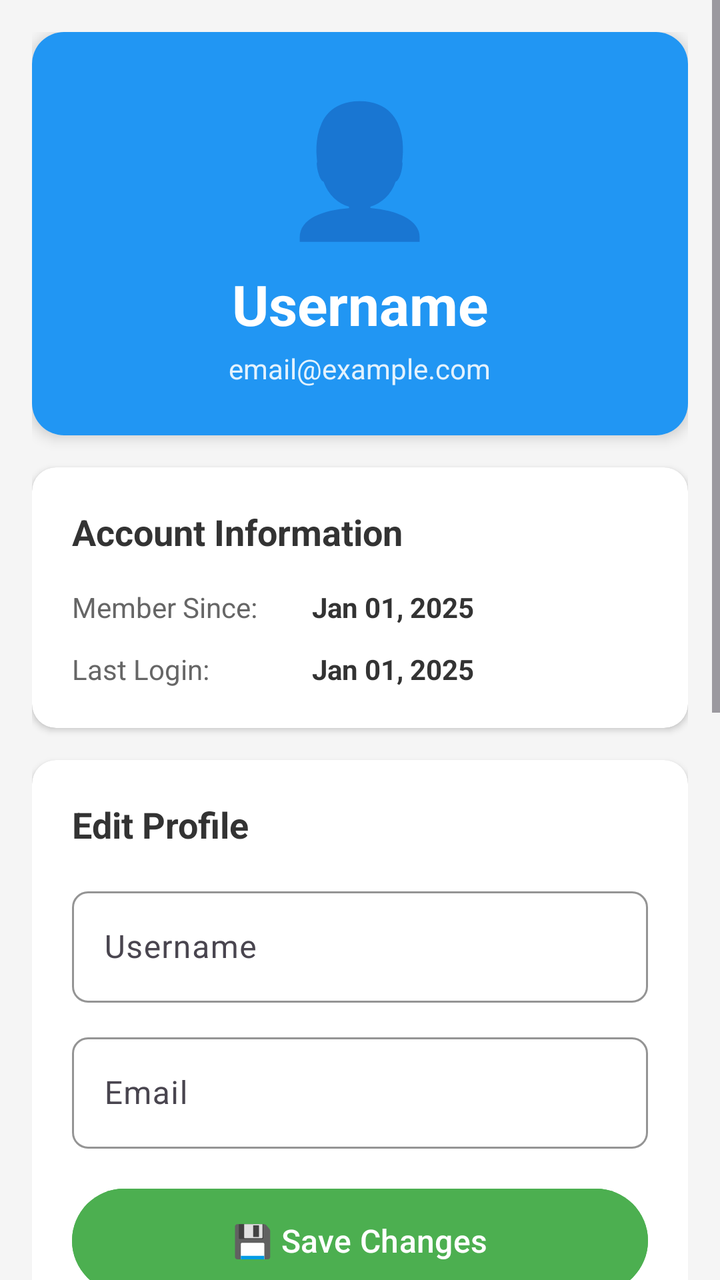
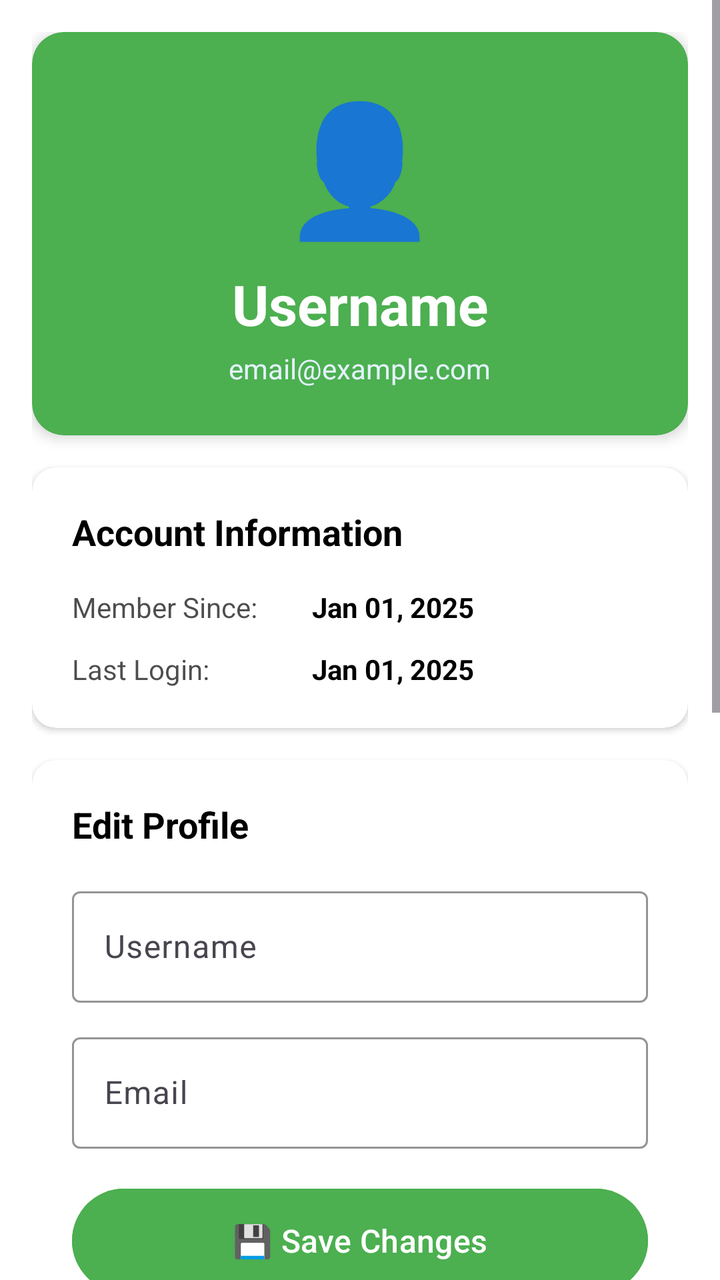

Screens rendered from an Android XML layout before and after an edit, with the pre-edit source and the edit as a unified diff.
<!-- AndroidManifest.xml: application theme Theme.Slidr -->
<!-- res/layout/activity_profile.xml -->
<?xml version="1.0" encoding="utf-8"?>
<ScrollView xmlns:android="http://schemas.android.com/apk/res/android"
    xmlns:app="http://schemas.android.com/apk/res-auto"
    android:layout_width="match_parent"
    android:layout_height="match_parent"
    android:fillViewport="true"
    android:background="#F5F5F5">

    <LinearLayout
        android:layout_width="match_parent"
        android:layout_height="wrap_content"
        android:orientation="vertical"
        android:padding="16dp">

        
        <androidx.cardview.widget.CardView
            android:layout_width="match_parent"
            android:layout_height="wrap_content"
            android:layout_marginBottom="16dp"
            app:cardCornerRadius="16dp"
            app:cardElevation="4dp">

            <LinearLayout
                android:layout_width="match_parent"
                android:layout_height="wrap_content"
                android:orientation="vertical"
                android:padding="24dp"
                android:background="#2196F3"
                android:gravity="center">

                <TextView
                    android:layout_width="wrap_content"
                    android:layout_height="wrap_content"
                    android:text="👤"
                    android:textSize="64sp"
                    android:layout_marginBottom="8dp"/>

                <TextView
                    android:id="@+id/tvUsername"
                    android:layout_width="wrap_content"
                    android:layout_height="wrap_content"
                    android:text="Username"
                    android:textSize="28sp"
                    android:textColor="#FFFFFF"
                    android:textStyle="bold"/>

                <TextView
                    android:id="@+id/tvEmail"
                    android:layout_width="wrap_content"
                    android:layout_height="wrap_content"
                    android:text="email@example.com"
                    android:textSize="14sp"
                    android:textColor="#E3F2FD"
                    android:layout_marginTop="4dp"/>

            </LinearLayout>

        </androidx.cardview.widget.CardView>

        
        <androidx.cardview.widget.CardView
            android:layout_width="match_parent"
            android:layout_height="wrap_content"
            android:layout_marginBottom="16dp"
            app:cardCornerRadius="12dp"
            app:cardElevation="2dp">

            <LinearLayout
                android:layout_width="match_parent"
                android:layout_height="wrap_content"
                android:orientation="vertical"
                android:padding="20dp">

                <TextView
                    android:layout_width="wrap_content"
                    android:layout_height="wrap_content"
                    android:text="Account Information"
                    android:textSize="18sp"
                    android:textColor="#333333"
                    android:textStyle="bold"
                    android:layout_marginBottom="16dp"/>

                <LinearLayout
                    android:layout_width="match_parent"
                    android:layout_height="wrap_content"
                    android:orientation="horizontal"
                    android:layout_marginBottom="12dp">

                    <TextView
                        android:layout_width="120dp"
                        android:layout_height="wrap_content"
                        android:text="Member Since:"
                        android:textSize="14sp"
                        android:textColor="#666666"/>

                    <TextView
                        android:id="@+id/tvCreatedAt"
                        android:layout_width="0dp"
                        android:layout_height="wrap_content"
                        android:layout_weight="1"
                        android:text="Jan 01, 2025"
                        android:textSize="14sp"
                        android:textColor="#333333"
                        android:textStyle="bold"/>

                </LinearLayout>

                <LinearLayout
                    android:layout_width="match_parent"
                    android:layout_height="wrap_content"
                    android:orientation="horizontal">

                    <TextView
                        android:layout_width="120dp"
                        android:layout_height="wrap_content"
                        android:text="Last Login:"
                        android:textSize="14sp"
                        android:textColor="#666666"/>

                    <TextView
                        android:id="@+id/tvLastLogin"
                        android:layout_width="0dp"
                        android:layout_height="wrap_content"
                        android:layout_weight="1"
                        android:text="Jan 01, 2025"
                        android:textSize="14sp"
                        android:textColor="#333333"
                        android:textStyle="bold"/>

                </LinearLayout>

            </LinearLayout>

        </androidx.cardview.widget.CardView>

        
        <androidx.cardview.widget.CardView
            android:layout_width="match_parent"
            android:layout_height="wrap_content"
            android:layout_marginBottom="16dp"
            app:cardCornerRadius="12dp"
            app:cardElevation="2dp">

            <LinearLayout
                android:layout_width="match_parent"
                android:layout_height="wrap_content"
                android:orientation="vertical"
                android:padding="20dp">

                <TextView
                    android:layout_width="wrap_content"
                    android:layout_height="wrap_content"
                    android:text="Edit Profile"
                    android:textSize="18sp"
                    android:textColor="#333333"
                    android:textStyle="bold"
                    android:layout_marginBottom="16dp"/>

                <com.google.android.material.textfield.TextInputLayout
                    android:layout_width="match_parent"
                    android:layout_height="wrap_content"
                    android:layout_marginBottom="12dp"
                    app:boxBackgroundMode="outline"
                    app:boxCornerRadiusTopStart="8dp"
                    app:boxCornerRadiusTopEnd="8dp"
                    app:boxCornerRadiusBottomStart="8dp"
                    app:boxCornerRadiusBottomEnd="8dp"
                    app:boxStrokeColor="#2196F3"
                    app:hintTextColor="#2196F3">

                    <com.google.android.material.textfield.TextInputEditText
                        android:id="@+id/etEditUsername"
                        android:layout_width="match_parent"
                        android:layout_height="wrap_content"
                        android:hint="Username"
                        android:inputType="text"
                        android:textSize="16sp"
                        android:textColor="#000000"
                        android:textColorHint="#999999"/>

                </com.google.android.material.textfield.TextInputLayout>

                <com.google.android.material.textfield.TextInputLayout
                    android:layout_width="match_parent"
                    android:layout_height="wrap_content"
                    android:layout_marginBottom="16dp"
                    app:boxBackgroundMode="outline"
                    app:boxCornerRadiusTopStart="8dp"
                    app:boxCornerRadiusTopEnd="8dp"
                    app:boxCornerRadiusBottomStart="8dp"
                    app:boxCornerRadiusBottomEnd="8dp"
                    app:boxStrokeColor="#2196F3"
                    app:hintTextColor="#2196F3">

                    <com.google.android.material.textfield.TextInputEditText
                        android:id="@+id/etEditEmail"
                        android:layout_width="match_parent"
                        android:layout_height="wrap_content"
                        android:hint="Email"
                        android:inputType="textEmailAddress"
                        android:textSize="16sp"
                        android:textColor="#000000"
                        android:textColorHint="#999999"/>

                </com.google.android.material.textfield.TextInputLayout>

                <Button
                    android:id="@+id/btnSaveProfile"
                    android:layout_width="match_parent"
                    android:layout_height="60dp"
                    android:text="💾 Save Changes"
                    android:textSize="16sp"
                    android:backgroundTint="#4CAF50"/>

            </LinearLayout>

        </androidx.cardview.widget.CardView>

        
        <androidx.cardview.widget.CardView
            android:layout_width="match_parent"
            android:layout_height="wrap_content"
            android:layout_marginBottom="16dp"
            app:cardCornerRadius="12dp"
            app:cardElevation="2dp">

            <LinearLayout
                android:layout_width="match_parent"
                android:layout_height="wrap_content"
                android:orientation="vertical"
                android:padding="20dp">

                <TextView
                    android:layout_width="wrap_content"
                    android:layout_height="wrap_content"
                    android:text="Change Password"
                    android:textSize="18sp"
                    android:textColor="#333333"
                    android:textStyle="bold"
                    android:layout_marginBottom="16dp"/>

                <com.google.android.material.textfield.TextInputLayout
                    android:layout_width="match_parent"
                    android:layout_height="wrap_content"
                    android:layout_marginBottom="12dp"
                    app:boxBackgroundMode="outline"
                    app:boxCornerRadiusTopStart="8dp"
                    app:boxCornerRadiusTopEnd="8dp"
                    app:boxCornerRadiusBottomStart="8dp"
                    app:boxCornerRadiusBottomEnd="8dp"
                    app:endIconMode="password_toggle"
                    app:boxStrokeColor="#2196F3"
                    app:hintTextColor="#2196F3">

                    <com.google.android.material.textfield.TextInputEditText
                        android:id="@+id/etCurrentPassword"
                        android:layout_width="match_parent"
                        android:layout_height="wrap_content"
                        android:hint="Current Password"
                        android:inputType="textPassword"
                        android:textSize="16sp"
                        android:textColor="#000000"
                        android:textColorHint="#999999"/>

                </com.google.android.material.textfield.TextInputLayout>

                <com.google.android.material.textfield.TextInputLayout
                    android:layout_width="match_parent"
                    android:layout_height="wrap_content"
                    android:layout_marginBottom="12dp"
                    app:boxBackgroundMode="outline"
                    app:boxCornerRadiusTopStart="8dp"
                    app:boxCornerRadiusTopEnd="8dp"
                    app:boxCornerRadiusBottomStart="8dp"
                    app:boxCornerRadiusBottomEnd="8dp"
                    app:endIconMode="password_toggle"
                    app:boxStrokeColor="#2196F3"
                    app:hintTextColor="#2196F3">

                    <com.google.android.material.textfield.TextInputEditText
                        android:id="@+id/etNewPassword"
                        android:layout_width="match_parent"
                        android:layout_height="wrap_content"
                        android:hint="New Password"
                        android:inputType="textPassword"
                        android:textSize="16sp"
                        android:textColor="#000000"
                        android:textColorHint="#999999"/>

                </com.google.android.material.textfield.TextInputLayout>

                <com.google.android.material.textfield.TextInputLayout
                    android:layout_width="match_parent"
                    android:layout_height="wrap_content"
                    android:layout_marginBottom="16dp"
                    app:boxBackgroundMode="outline"
                    app:boxCornerRadiusTopStart="8dp"
                    app:boxCornerRadiusTopEnd="8dp"
                    app:boxCornerRadiusBottomStart="8dp"
                    app:boxCornerRadiusBottomEnd="8dp"
                    app:endIconMode="password_toggle"
                    app:boxStrokeColor="#2196F3"
                    app:hintTextColor="#2196F3">

                    <com.google.android.material.textfield.TextInputEditText
                        android:id="@+id/etConfirmNewPassword"
                        android:layout_width="match_parent"
                        android:layout_height="wrap_content"
                        android:hint="Confirm New Password"
                        android:inputType="textPassword"
                        android:textSize="16sp"
                        android:textColor="#000000"
                        android:textColorHint="#999999"/>

                </com.google.android.material.textfield.TextInputLayout>

                <Button
                    android:id="@+id/btnChangePassword"
                    android:layout_width="match_parent"
                    android:layout_height="60dp"
                    android:text="🔒 Change Password"
                    android:textSize="16sp"
                    android:backgroundTint="#FF9800"/>

            </LinearLayout>

        </androidx.cardview.widget.CardView>

        
        <LinearLayout
            android:layout_width="match_parent"
            android:layout_height="wrap_content"
            android:orientation="horizontal"
            android:layout_marginBottom="8dp">

            <Button
                android:id="@+id/btnLogout"
                android:layout_width="0dp"
                android:layout_height="60dp"
                android:layout_weight="1"
                android:text="🚪 Logout"
                android:textSize="16sp"
                android:layout_marginEnd="8dp"
                android:backgroundTint="#F44336"/>

            <Button
                android:id="@+id/btnBack"
                android:layout_width="0dp"
                android:layout_height="60dp"
                android:layout_weight="1"
                android:text="← Back"
                android:textSize="16sp"
                android:layout_marginStart="8dp"
                android:backgroundTint="#9E9E9E"/>

        </LinearLayout>

    </LinearLayout>

</ScrollView>
<!-- resources referenced by this layout -->
<resources>
  <style name="Theme.Slidr" parent="Base.Theme.Slidr" />
  <style name="Base.Theme.Slidr" parent="Theme.Material3.DayNight.NoActionBar">
          
          
      </style>
</resources>

<!-- the commit's change to res/layout/activity_profile.xml (unified diff, before → after) -->
@@ -4,7 +4,7 @@
     android:layout_width="match_parent"
     android:layout_height="match_parent"
     android:fillViewport="true"
-    android:background="#F5F5F5">
+    android:background="?attr/colorSurface">
 
     <LinearLayout
         android:layout_width="match_parent"
@@ -18,14 +18,14 @@
             android:layout_height="wrap_content"
             android:layout_marginBottom="16dp"
             app:cardCornerRadius="16dp"
-            app:cardElevation="4dp">
+            app:cardElevation="4dp"
+            app:cardBackgroundColor="?attr/colorPrimary">
 
             <LinearLayout
                 android:layout_width="match_parent"
                 android:layout_height="wrap_content"
                 android:orientation="vertical"
                 android:padding="24dp"
-                android:background="#2196F3"
                 android:gravity="center">
 
                 <TextView
@@ -63,7 +63,8 @@
             android:layout_height="wrap_content"
             android:layout_marginBottom="16dp"
             app:cardCornerRadius="12dp"
-            app:cardElevation="2dp">
+            app:cardElevation="2dp"
+            app:cardBackgroundColor="?attr/colorSurface">
 
             <LinearLayout
                 android:layout_width="match_parent"
@@ -76,7 +77,7 @@
                     android:layout_height="wrap_content"
                     android:text="Account Information"
                     android:textSize="18sp"
-                    android:textColor="#333333"
+                    android:textColor="?attr/colorOnSurface"
                     android:textStyle="bold"
                     android:layout_marginBottom="16dp"/>
 
@@ -91,7 +92,8 @@
                         android:layout_height="wrap_content"
                         android:text="Member Since:"
                         android:textSize="14sp"
-                        android:textColor="#666666"/>
+                        android:textColor="?attr/colorOnSurface"
+                        android:alpha="0.7"/>
 
                     <TextView
                         android:id="@+id/tvCreatedAt"
@@ -100,7 +102,7 @@
                         android:layout_weight="1"
                         android:text="Jan 01, 2025"
                         android:textSize="14sp"
-                        android:textColor="#333333"
+                        android:textColor="?attr/colorOnSurface"
                         android:textStyle="bold"/>
 
                 </LinearLayout>
@@ -115,7 +117,8 @@
                         android:layout_height="wrap_content"
                         android:text="Last Login:"
                         android:textSize="14sp"
-                        android:textColor="#666666"/>
+                        android:textColor="?attr/colorOnSurface"
+                        android:alpha="0.7"/>
 
                     <TextView
                         android:id="@+id/tvLastLogin"
@@ -124,7 +127,7 @@
                         android:layout_weight="1"
                         android:text="Jan 01, 2025"
                         android:textSize="14sp"
-                        android:textColor="#333333"
+                        android:textColor="?attr/colorOnSurface"
                         android:textStyle="bold"/>
 
                 </LinearLayout>
@@ -139,7 +142,8 @@
             android:layout_height="wrap_content"
             android:layout_marginBottom="16dp"
             app:cardCornerRadius="12dp"
-            app:cardElevation="2dp">
+            app:cardElevation="2dp"
+            app:cardBackgroundColor="?attr/colorSurface">
 
             <LinearLayout
                 android:layout_width="match_parent"
@@ -152,7 +156,7 @@
                     android:layout_height="wrap_content"
                     android:text="Edit Profile"
                     android:textSize="18sp"
-                    android:textColor="#333333"
+                    android:textColor="?attr/colorOnSurface"
                     android:textStyle="bold"
                     android:layout_marginBottom="16dp"/>
 
@@ -160,13 +164,9 @@
                     android:layout_width="match_parent"
                     android:layout_height="wrap_content"
                     android:layout_marginBottom="12dp"
-                    app:boxBackgroundMode="outline"
-                    app:boxCornerRadiusTopStart="8dp"
-                    app:boxCornerRadiusTopEnd="8dp"
-                    app:boxCornerRadiusBottomStart="8dp"
-                    app:boxCornerRadiusBottomEnd="8dp"
-                    app:boxStrokeColor="#2196F3"
-                    app:hintTextColor="#2196F3">
+                    style="@style/Widget.Material3.TextInputLayout.OutlinedBox"
+                    app:boxStrokeColor="?attr/colorPrimary"
+                    app:hintTextColor="?attr/colorPrimary">
 
                     <com.google.android.material.textfield.TextInputEditText
                         android:id="@+id/etEditUsername"
@@ -175,8 +175,8 @@
                         android:hint="Username"
                         android:inputType="text"
                         android:textSize="16sp"
-                        android:textColor="#000000"
-                        android:textColorHint="#999999"/>
+                        android:textColor="@color/input_text"
+                        android:textColorHint="@color/input_hint"/>
 
                 </com.google.android.material.textfield.TextInputLayout>
 
@@ -184,13 +184,9 @@
                     android:layout_width="match_parent"
                     android:layout_height="wrap_content"
                     android:layout_marginBottom="16dp"
-                    app:boxBackgroundMode="outline"
-                    app:boxCornerRadiusTopStart="8dp"
-                    app:boxCornerRadiusTopEnd="8dp"
-                    app:boxCornerRadiusBottomStart="8dp"
-                    app:boxCornerRadiusBottomEnd="8dp"
-                    app:boxStrokeColor="#2196F3"
-                    app:hintTextColor="#2196F3">
+                    style="@style/Widget.Material3.TextInputLayout.OutlinedBox"
+                    app:boxStrokeColor="?attr/colorPrimary"
+                    app:hintTextColor="?attr/colorPrimary">
 
                     <com.google.android.material.textfield.TextInputEditText
                         android:id="@+id/etEditEmail"
@@ -199,8 +195,8 @@
                         android:hint="Email"
                         android:inputType="textEmailAddress"
                         android:textSize="16sp"
-                        android:textColor="#000000"
-                        android:textColorHint="#999999"/>
+                        android:textColor="@color/input_text"
+                        android:textColorHint="@color/input_hint"/>
 
                 </com.google.android.material.textfield.TextInputLayout>
 
@@ -222,7 +218,8 @@
             android:layout_height="wrap_content"
             android:layout_marginBottom="16dp"
             app:cardCornerRadius="12dp"
-            app:cardElevation="2dp">
+            app:cardElevation="2dp"
+            app:cardBackgroundColor="?attr/colorSurface">
 
             <LinearLayout
                 android:layout_width="match_parent"
@@ -235,7 +232,7 @@
                     android:layout_height="wrap_content"
                     android:text="Change Password"
                     android:textSize="18sp"
-                    android:textColor="#333333"
+                    android:textColor="?attr/colorOnSurface"
                     android:textStyle="bold"
                     android:layout_marginBottom="16dp"/>
 
@@ -243,14 +240,11 @@
                     android:layout_width="match_parent"
                     android:layout_height="wrap_content"
                     android:layout_marginBottom="12dp"
-                    app:boxBackgroundMode="outline"
-                    app:boxCornerRadiusTopStart="8dp"
-                    app:boxCornerRadiusTopEnd="8dp"
-                    app:boxCornerRadiusBottomStart="8dp"
-                    app:boxCornerRadiusBottomEnd="8dp"
+                    style="@style/Widget.Material3.TextInputLayout.OutlinedBox"
                     app:endIconMode="password_toggle"
-                    app:boxStrokeColor="#2196F3"
-                    app:hintTextColor="#2196F3">
+                    app:endIconTint="?attr/colorPrimary"
+                    app:boxStrokeColor="?attr/colorPrimary"
+                    app:hintTextColor="?attr/colorPrimary">
 
                     <com.google.android.material.textfield.TextInputEditText
                         android:id="@+id/etCurrentPassword"
@@ -259,8 +253,8 @@
                         android:hint="Current Password"
                         android:inputType="textPassword"
                         android:textSize="16sp"
-                        android:textColor="#000000"
-                        android:textColorHint="#999999"/>
+                        android:textColor="@color/input_text"
+                        android:textColorHint="@color/input_hint"/>
 
                 </com.google.android.material.textfield.TextInputLayout>
 
@@ -268,14 +262,11 @@
                     android:layout_width="match_parent"
                     android:layout_height="wrap_content"
                     android:layout_marginBottom="12dp"
-                    app:boxBackgroundMode="outline"
-                    app:boxCornerRadiusTopStart="8dp"
-                    app:boxCornerRadiusTopEnd="8dp"
-                    app:boxCornerRadiusBottomStart="8dp"
-                    app:boxCornerRadiusBottomEnd="8dp"
+                    style="@style/Widget.Material3.TextInputLayout.OutlinedBox"
                     app:endIconMode="password_toggle"
-                    app:boxStrokeColor="#2196F3"
-                    app:hintTextColor="#2196F3">
+                    app:endIconTint="?attr/colorPrimary"
+                    app:boxStrokeColor="?attr/colorPrimary"
+                    app:hintTextColor="?attr/colorPrimary">
 
                     <com.google.android.material.textfield.TextInputEditText
                         android:id="@+id/etNewPassword"
@@ -284,8 +275,8 @@
                         android:hint="New Password"
                         android:inputType="textPassword"
                         android:textSize="16sp"
-                        android:textColor="#000000"
-                        android:textColorHint="#999999"/>
+                        android:textColor="@color/input_text"
+                        android:textColorHint="@color/input_hint"/>
 
                 </com.google.android.material.textfield.TextInputLayout>
 
@@ -293,14 +284,11 @@
                     android:layout_width="match_parent"
                     android:layout_height="wrap_content"
                     android:layout_marginBottom="16dp"
-                    app:boxBackgroundMode="outline"
-                    app:boxCornerRadiusTopStart="8dp"
-                    app:boxCornerRadiusTopEnd="8dp"
-                    app:boxCornerRadiusBottomStart="8dp"
-                    app:boxCornerRadiusBottomEnd="8dp"
+                    style="@style/Widget.Material3.TextInputLayout.OutlinedBox"
                     app:endIconMode="password_toggle"
-                    app:boxStrokeColor="#2196F3"
-                    app:hintTextColor="#2196F3">
+                    app:endIconTint="?attr/colorPrimary"
+                    app:boxStrokeColor="?attr/colorPrimary"
+                    app:hintTextColor="?attr/colorPrimary">
 
                     <com.google.android.material.textfield.TextInputEditText
                         android:id="@+id/etConfirmNewPassword"
@@ -309,8 +297,8 @@
                         android:hint="Confirm New Password"
                         android:inputType="textPassword"
                         android:textSize="16sp"
-                        android:textColor="#000000"
-                        android:textColorHint="#999999"/>
+                        android:textColor="@color/input_text"
+                        android:textColorHint="@color/input_hint"/>
 
                 </com.google.android.material.textfield.TextInputLayout>
 
<!-- resource entries referenced after the edit -->
@@ -1,9 +1,38 @@
 <!-- resources referenced by this layout -->
 <resources>
+  <color name="input_hint">#666666</color>
+  <color name="input_text">#000000</color>
   <style name="Theme.Slidr" parent="Base.Theme.Slidr" />
   <style name="Base.Theme.Slidr" parent="Theme.Material3.DayNight.NoActionBar">
           
+          <item name="colorPrimary">@color/primary</item>
+          <item name="colorPrimaryVariant">@color/primary_dark</item>
+          <item name="colorOnPrimary">@color/white</item>
+  
           
+          <item name="colorSecondary">@color/accent</item>
+          <item name="colorSecondaryVariant">@color/accent</item>
+          <item name="colorOnSecondary">@color/white</item>
+  
+          
+          <item name="android:colorBackground">@color/background</item>
+          <item name="colorSurface">@color/surface</item>
+          <item name="colorOnSurface">@color/black</item>
+  
+          
+          <item name="colorError">@color/error</item>
+          <item name="colorOnError">@color/white</item>
+  
+          
+          <item name="android:statusBarColor">@color/primary_dark</item>
       </style>
+  <color name="primary">#4CAF50</color>
+  <color name="primary_dark">#388E3C</color>
+  <color name="white">#FFFFFFFF</color>
+  <color name="accent">#2196F3</color>
+  <color name="background">#FFFFFF</color>
+  <color name="surface">#FFFFFF</color>
+  <color name="black">#FF000000</color>
+  <color name="error">#F44336</color>
 </resources>
 
